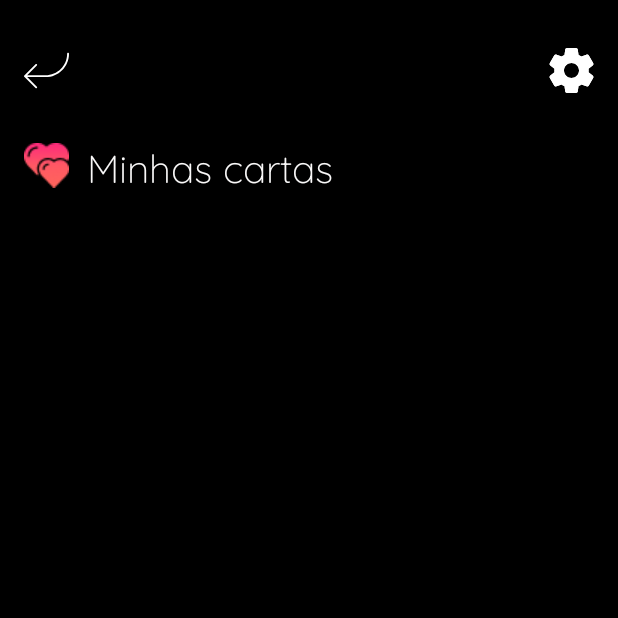
After one commit to SabrinaMariha/sintonia, an Android app: the MinhasCartasActivity screen opened directly, with no data from a screen before it, on a phone screen of 412 x 824 dp, the top half of it. The commit adds this screen. Run offline under Robolectric (Android 15) with nearby library versions, the phone set to English and light mode, and no system bars; our stand-ins replace Firebase (no records; nobody signed in at launch, a user with empty details on screens opened directly).

Commit message:
feat: minhas cartas (ver e editar)

```diff
--- /dev/null
+++ b/app/src/main/java/com/sabrina/sintonia/activities/MinhasCartasActivity.java
@@ -0,0 +1,131 @@
+package com.sabrina.sintonia.activities;
+
+import android.content.Intent;
+import android.os.Bundle;
+import android.widget.ImageButton;
+import android.widget.PopupMenu;
+import android.widget.Toast;
+
+import androidx.activity.EdgeToEdge;
+import androidx.appcompat.app.AppCompatActivity;
+import androidx.core.graphics.Insets;
+import androidx.core.view.ViewCompat;
+import androidx.core.view.WindowInsetsCompat;
+import androidx.recyclerview.widget.LinearLayoutManager;
+import androidx.recyclerview.widget.RecyclerView;
+
+import com.google.firebase.auth.FirebaseAuth;
+import com.google.firebase.firestore.DocumentReference;
+import com.google.firebase.firestore.FirebaseFirestore;
+import com.sabrina.sintonia.MatchesAdapter;
+import com.sabrina.sintonia.MinhasCartasAdapter;
+import com.sabrina.sintonia.R;
+import com.sabrina.sintonia.Redirect;
+import com.sabrina.sintonia.models.Carta;
+
+import java.util.ArrayList;
+import java.util.List;
+import java.util.Map;
+
+public class MinhasCartasActivity extends AppCompatActivity {
+    private RecyclerView recyclerView;
+    private MinhasCartasAdapter adapter;
+    private List<Carta> listaCartas;
+    private FirebaseFirestore db;
+    private ImageButton mImgVoltar;
+    private ImageButton btnConfig;
+
+    // Adicione essas variáveis
+    private String nomeContato;
+    private String conexaoId;
+    private String uidDois;
+
+    @Override
+    protected void onCreate(Bundle savedInstanceState) {
+        super.onCreate(savedInstanceState);
+        EdgeToEdge.enable(this);
+        setContentView(R.layout.act_minhas_cartas);
+        // Recupera os extras recebidos da GameActivity
+        Intent intent = getIntent();
+        nomeContato = intent.getStringExtra("NOME_CONTATO");
+        conexaoId = intent.getStringExtra("CONEXAO_ID");
+        uidDois = intent.getStringExtra("UID_DOIS");
+        ViewCompat.setOnApplyWindowInsetsListener(findViewById(R.id.main), (v, insets) -> {
+            Insets systemBars = insets.getInsets(WindowInsetsCompat.Type.systemBars());
+            v.setPadding(systemBars.left, systemBars.top, systemBars.right, systemBars.bottom);
+            return insets;
+        });
+
+        recyclerView = findViewById(R.id.recyclerViewMinhasCartas);
+        recyclerView.setLayoutManager(new LinearLayoutManager(this));
+
+        mImgVoltar = findViewById(R.id.btn_voltar_minhas_cartas);
+        mImgVoltar.setOnClickListener(v -> {
+            Intent voltarIntent = new Intent(MinhasCartasActivity.this, GameActivity.class);
+            voltarIntent.putExtra("NOME_CONTATO", nomeContato);
+            voltarIntent.putExtra("CONEXAO_ID", conexaoId);
+            voltarIntent.putExtra("UID_DOIS", uidDois);
+            startActivity(voltarIntent);
+            finish();
+        });
+
+
+        btnConfig = findViewById(R.id.btn_config_minhas_cartas);
+        btnConfig.setOnClickListener(view -> {
+            PopupMenu popupMenu = new PopupMenu(MinhasCartasActivity.this, btnConfig);
+            popupMenu.getMenuInflater().inflate(R.menu.menu_config, popupMenu.getMenu());
+
+            popupMenu.setOnMenuItemClickListener(item -> {
+                int id = item.getItemId();
+                if (id == R.id.menu_perfil) {
+                    Toast.makeText(MinhasCartasActivity.this, "Perfil selecionado", Toast.LENGTH_SHORT).show();
+                    return true;
+                } else if (id == R.id.menu_logout) {
+                    FirebaseAuth.getInstance().signOut();
+                    Redirect.verifyAuthentication(MinhasCartasActivity.this, HomeActivity.class);
+                    return true;
+                }
+                return false;
+            });
+
+            popupMenu.show();
+        });
+        listaCartas = new ArrayList<>();
+        adapter = new MinhasCartasAdapter(listaCartas,conexaoId);
+        recyclerView.setAdapter(adapter);
+
+        db = FirebaseFirestore.getInstance();
+
+        carregarCartas();
+    }
+
+    private void carregarCartas() {
+        listaCartas.clear();
+        String meuUid = FirebaseAuth.getInstance().getCurrentUser().getUid(); // pega UID atual
+        DocumentReference conexaoRef = db.collection("conexoes").document(conexaoId);
+
+        conexaoRef.get().addOnSuccessListener(docSnapshot -> {
+            if (docSnapshot.exists()) {
+                List<Map<String, Object>> cartasMontante =
+                        (List<Map<String, Object>>) docSnapshot.get("montante.cartas");
+
+                if (cartasMontante != null) {
+                    for (Map<String, Object> cartaMap : cartasMontante) {
+                        String criadorId = (String) cartaMap.get("criadorId");
+                        if (meuUid.equals(criadorId)) {
+                            Carta carta = new Carta();
+                            carta.setId((String) cartaMap.get("id"));
+                            carta.setDescricao((String) cartaMap.get("descricao"));
+                            carta.setCriadorId(criadorId);
+                            listaCartas.add(carta);
+                        }
+                    }
+                    adapter.notifyDataSetChanged();
+                }
+            }
+        }).addOnFailureListener(e -> {
+            Toast.makeText(this, "Erro ao carregar suas cartas", Toast.LENGTH_SHORT).show();
+            e.printStackTrace();
+        });
+    }
+}
--- a/app/src/main/res/layout/act_game.xml
+++ b/app/src/main/res/layout/act_game.xml
@@ -38,7 +38,7 @@
         style="@style/Quicksand.Bold"
         android:layout_width="0dp"
         android:layout_height="wrap_content"
-        android:layout_marginTop="30dp"
+        android:layout_marginTop="42dp"
         android:text="Nome"
         android:textColor="@color/white"
         android:textSize="34sp"
--- a/app/src/main/res/layout/act_home.xml
+++ b/app/src/main/res/layout/act_home.xml
@@ -12,14 +12,14 @@
 
     <TextView
         android:id="@+id/lbl_nome_contato"
+        style="@style/Quicksand.Bold"
         android:layout_width="0dp"
         android:layout_height="wrap_content"
         android:layout_marginStart="16dp"
-        android:layout_marginTop="70dp"
+        android:layout_marginTop="42dp"
         android:text="Vamos lá!"
         android:textColor="@color/white"
         android:textSize="24sp"
-        style="@style/Quicksand.Bold"
         app:layout_constraintEnd_toEndOf="@+id/btn_config"
         app:layout_constraintHorizontal_bias="0.0"
         app:layout_constraintStart_toStartOf="parent"
--- a/app/src/main/res/layout/act_invite.xml
+++ b/app/src/main/res/layout/act_invite.xml
@@ -12,12 +12,12 @@
 
     <TextView
         android:id="@+id/lbl_convites"
+        style="@style/Quicksand.Bold"
         android:layout_width="0dp"
         android:layout_height="wrap_content"
         android:layout_marginStart="16dp"
-        android:layout_marginTop="32dp"
+        android:layout_marginTop="42dp"
         android:text="CONVITES"
-        style="@style/Quicksand.Bold"
         android:textColor="@color/white"
         android:textSize="24sp"
         app:layout_constraintEnd_toEndOf="@+id/btn_config"
--- a/app/src/main/res/layout/act_matches.xml
+++ b/app/src/main/res/layout/act_matches.xml
@@ -54,8 +54,9 @@
   <!-- RecyclerView corrigida -->
   <androidx.recyclerview.widget.RecyclerView
       android:id="@+id/recyclerViewMacthes"
-      android:layout_width="376dp"
-      android:layout_height="645dp"
+      android:layout_width="0dp"
+      android:layout_height="0dp"
+      android:layout_marginTop="42dp"
       android:layout_marginBottom="16dp"
       app:layout_constraintBottom_toBottomOf="parent"
       app:layout_constraintEnd_toEndOf="@+id/btn_config"
--- /dev/null
+++ b/app/src/main/res/layout/act_minhas_cartas.xml
@@ -0,0 +1,90 @@
+<?xml version="1.0" encoding="utf-8"?>
+<androidx.constraintlayout.widget.ConstraintLayout xmlns:android="http://schemas.android.com/apk/res/android"
+    xmlns:app="http://schemas.android.com/apk/res-auto"
+    xmlns:tools="http://schemas.android.com/tools"
+    android:id="@+id/main"
+    android:layout_width="match_parent"
+    android:layout_height="match_parent"
+    android:background="@color/material_dynamic_neutral0"
+    tools:context=".activities.MatchesActivity">
+
+    <!-- Cabeçalho: ícone + texto -->
+
+    <!-- Botão de configurações -->
+
+    <LinearLayout
+        android:id="@+id/container_minhas_cartas"
+        android:layout_width="0dp"
+        android:layout_height="wrap_content"
+        android:layout_marginTop="30dp"
+        android:gravity="center_vertical"
+        android:orientation="horizontal"
+        app:layout_constraintStart_toStartOf="@+id/btn_voltar_minhas_cartas"
+        app:layout_constraintTop_toBottomOf="@+id/btn_voltar_minhas_cartas">
+
+
+        <ImageButton
+            android:id="@+id/trash"
+            android:layout_width="wrap_content"
+            android:layout_height="wrap_content"
+            android:layout_marginEnd="12dp"
+            android:background="@drawable/heartrosa" />
+
+        <TextView
+            android:id="@+id/lbl_minhas_cartas"
+            android:layout_width="wrap_content"
+            android:layout_height="wrap_content"
+            android:text="Minhas cartas"
+            android:textColor="#FAF9F9"
+            android:textSize="26sp" />
+    </LinearLayout>
+
+
+    <ImageButton
+        android:id="@+id/btn_config"
+        android:layout_width="wrap_content"
+        android:layout_height="wrap_content"
+        android:layout_marginTop="32dp"
+        android:layout_marginEnd="16dp"
+        android:background="@android:color/transparent"
+        android:src="@drawable/gear_1"
+        app:layout_constraintEnd_toEndOf="parent"
+        app:layout_constraintTop_toTopOf="parent" />
+
+    <!-- RecyclerView corrigida -->
+    <androidx.recyclerview.widget.RecyclerView
+        android:id="@+id/recyclerViewMinhasCartas"
+        android:layout_width="0dp"
+        android:layout_height="0dp"
+        android:layout_marginTop="42dp"
+        android:layout_marginBottom="16dp"
+        app:layout_constraintBottom_toBottomOf="parent"
+        app:layout_constraintEnd_toEndOf="@+id/btn_config"
+        app:layout_constraintStart_toStartOf="@+id/container_minhas_cartas"
+        app:layout_constraintTop_toBottomOf="@+id/container_minhas_cartas" />
+
+    <ImageButton
+        android:id="@+id/btn_voltar_minhas_cartas"
+        android:layout_width="wrap_content"
+        android:layout_height="wrap_content"
+        android:layout_marginStart="16dp"
+        android:layout_marginTop="32dp"
+        android:background="@android:color/transparent"
+        android:src="@drawable/down_left_1"
+        app:layout_constraintStart_toStartOf="parent"
+        app:layout_constraintTop_toTopOf="parent" />
+
+    <ImageButton
+        android:id="@+id/btn_config_minhas_cartas"
+        android:layout_width="wrap_content"
+        android:layout_height="wrap_content"
+        android:layout_marginTop="32dp"
+        android:layout_marginEnd="16dp"
+        android:background="@android:color/transparent"
+        android:src="@drawable/gear_1"
+        app:layout_constraintEnd_toEndOf="parent"
+        app:layout_constraintTop_toTopOf="parent" />
+
+
+
+</androidx.constraintlayout.widget.ConstraintLayout>
--- a/app/src/main/res/layout/act_nova_carta.xml
+++ b/app/src/main/res/layout/act_nova_carta.xml
@@ -16,7 +16,7 @@
         android:layout_width="0dp"
         android:layout_height="wrap_content"
         android:layout_marginStart="16dp"
-        android:layout_marginTop="30dp"
+        android:layout_marginTop="42dp"
         android:layout_marginEnd="16dp"
         android:text="Nome"
         android:textColor="@color/white"
--- a/app/src/main/res/layout/act_register.xml
+++ b/app/src/main/res/layout/act_register.xml
@@ -74,12 +74,12 @@
 
     <TextView
         android:id="@+id/lbl_nome_contato"
+        style="@style/Quicksand.Bold"
         android:layout_width="0dp"
         android:layout_height="wrap_content"
-        android:layout_marginTop="32dp"
+        android:layout_marginTop="42dp"
         android:layout_marginEnd="16dp"
         android:text="Cadastro"
-        style="@style/Quicksand.Bold"
         android:textColor="@color/white"
         android:textSize="24sp"
         app:layout_constraintEnd_toEndOf="parent"
--- a/app/src/main/res/menu/menu_opcoes.xml
+++ b/app/src/main/res/menu/menu_opcoes.xml
@@ -6,4 +6,7 @@
     <item
         android:id="@+id/menu_ver_matches"
         android:title="Ver matches" />
+    <item
+        android:id="@+id/menu_minhas_cartas"
+        android:title="Minhas Cartas" />
 </menu>
```
Also changed, not shown: app/src/main/AndroidManifest.xml (+6 -3 lines), app/src/main/java/com/sabrina/sintonia/MinhasCartasAdapter.java (added, +111 -0 lines), app/src/main/java/com/sabrina/sintonia/activities/GameActivity.java (+10 -3 lines), app/src/main/java/com/sabrina/sintonia/models/Carta.java (+5 -3 lines), app/src/main/res/layout/dialog_minha_carta_editavel.xml (added, +49 -0 lines), app/src/main/res/layout/item_minhas_cartas.xml (added, +38 -0 lines).
